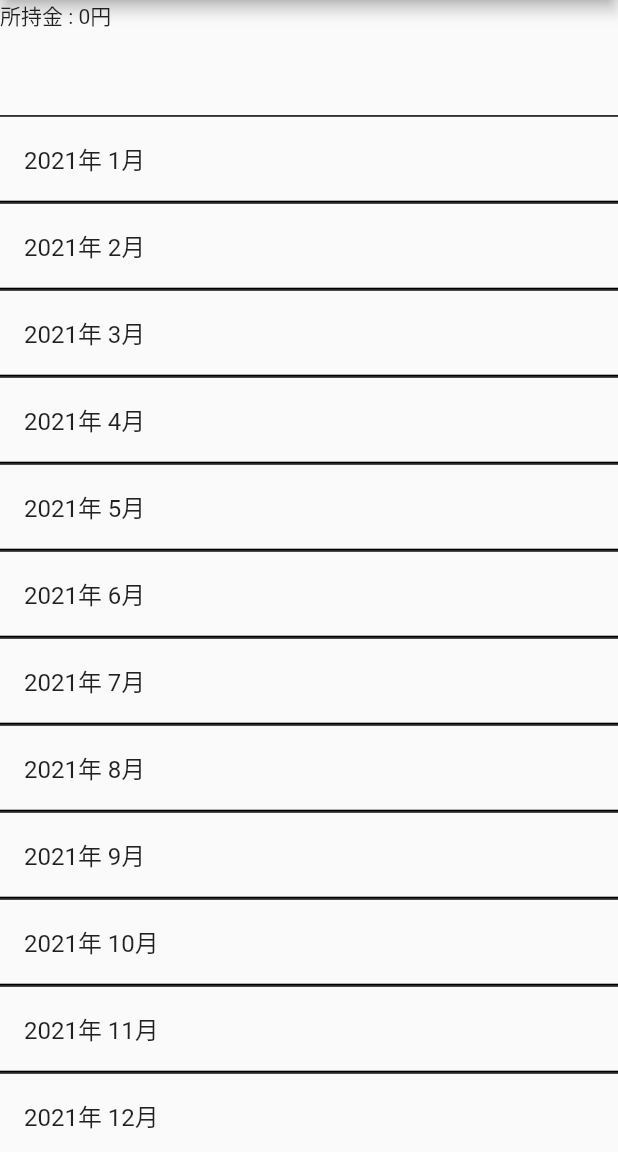
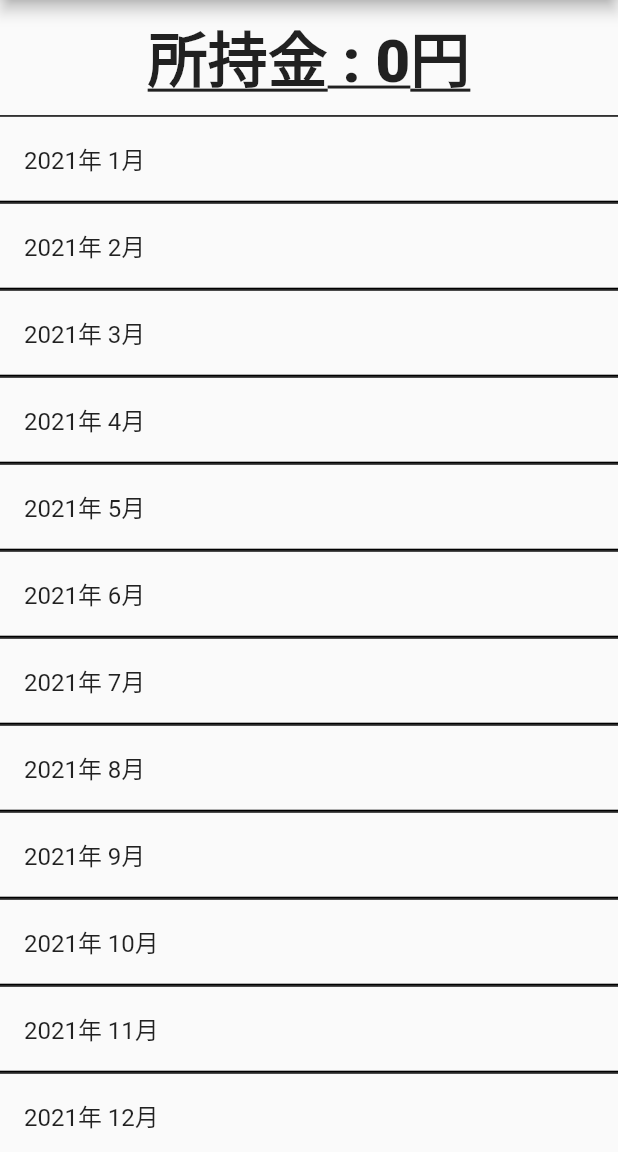
Before and after one commit to higu-yuu/Kakeibo_app, a Flutter app: the screen it shows after launch, on a phone screen of 412 x 824 dp, the part 84-1236 px from its top. Run offline on Flutter 3.47's test engine with Material 2 defaults, Android fonts, the phone set to English and light mode, and no system bars.

Commit message:
appBarのアイコン以外完成

```diff
--- a/lib/main.dart
+++ b/lib/main.dart
@@ -60,7 +60,15 @@ class _MyHomePageState extends State<MyHomePage> {
             Container(
               width: size.width,
               height: resultAreaHeight,
-              child: Text("所持金 : $havingMoney円"),
+              child: Text(
+                "所持金 : $havingMoney円",
+                style: TextStyle(
+                  decoration: TextDecoration.underline,
+                  fontWeight: FontWeight.w800,
+                  fontSize: 40,
+                ),
+              ),
+              alignment: Alignment.center,
             ),
             Container(
               width: size.width,
```
